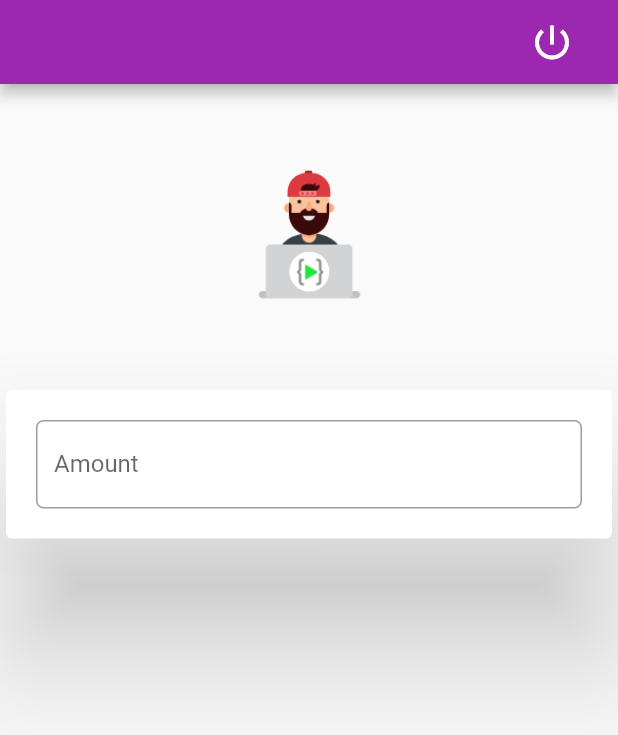
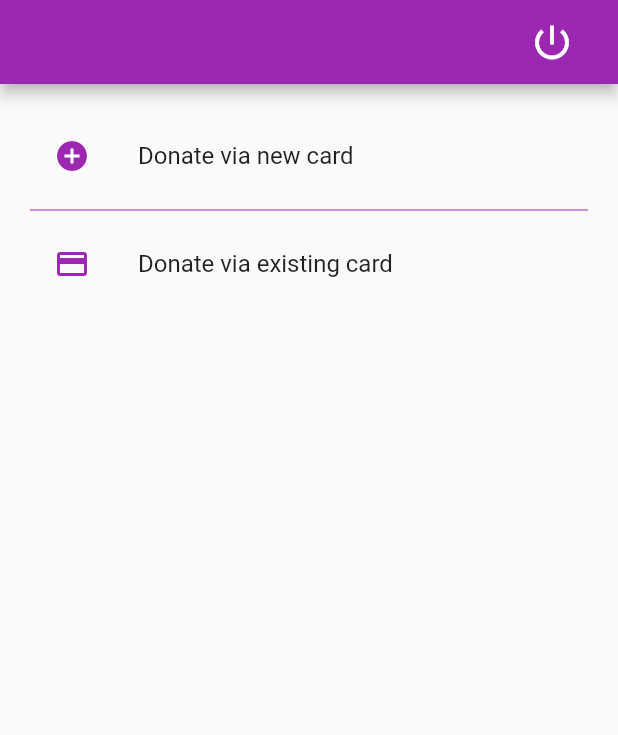
Before and after one commit to Shivank-Mittal/PayStrip, a Flutter app: the screen it shows once a user with an empty profile is signed in, on a phone screen of 412 x 824 dp. Shown: the top 735 px of the screen. Run offline on Flutter 3.47's test engine with Material 2 defaults, Android fonts, the phone set to English and light mode, and no system bars; our stand-ins replace firebase_auth, flutter_credit_card; accounts and stored records are empty.

Commit message:
New Card and Existing card UI ready with succsess message

```diff
--- a/lib/HomePage.dart
+++ b/lib/HomePage.dart
@@ -1,5 +1,6 @@
 import 'package:flutter/material.dart';
 import 'package:firebase_auth/firebase_auth.dart';
+import 'package:payStrip/payment-service.dart';
 
 class HomePage extends StatefulWidget {
   @override
@@ -40,6 +41,29 @@ class _HomePageState extends State<HomePage> {
     _auth.signOut();
   }
 
+  onItemPress(BuildContext context , int index){
+    print('index : ${index.toString()}');
+
+    switch (index) {
+      case 0:
+        var responce = StripeService.payWithNewCard( amount: '200',currency: 'EURO' );
+
+        if(responce.success == true){
+          Scaffold.of(context).showSnackBar(
+            SnackBar(
+              backgroundColor: Colors.green ,
+              content: Text(responce.message),
+              duration: new Duration(milliseconds: 1200),),
+          );
+        }
+        break;
+      case 1:
+        Navigator.pushNamed(context, "/ExistingCards");
+      break;
+      default:
+    }
+  }
+
   @override
   void initState(){
     super.initState();
@@ -67,60 +91,35 @@ class _HomePageState extends State<HomePage> {
         child: Center(
           child: !isSignedIn
           ? CircularProgressIndicator()
-          : Column(
-            children: <Widget>[
-              Container(
-                padding:  EdgeInsets.all(50),
-                child: Image(image: AssetImage("images/logo.png"),
-                width: 100.0,
-                height: 100.0,
-                ),
-              ),
-              Container(
-                child: Card(
-                  elevation: 40,
-                  child: Column(
-                    children: <Widget>[
-                      Container(
-                        padding: EdgeInsets.all(20),
-                        child: SingleChildScrollView(
-                          child:TextFormField(
-                          decoration: InputDecoration(
-                              labelText: 'Amount',
-                              border: OutlineInputBorder(borderRadius: BorderRadius.circular(5.0))
-                            ),
-                          ) ,
-                        ),
-                      )
+          : ListView.separated(
+            padding: EdgeInsets.all(20),
+            itemBuilder: (context,index){
+              Icon icon;
+              Text text;
 
-                    ],
+             switch(index){
+               case 0:
+                  icon = Icon(Icons.add_circle, color: Colors.purple,);
+                  text = Text('Donate via new card');
+                break;
+                 case 1:
+                    icon = Icon(Icons.credit_card, color: Colors.purple,);
+                    text = Text('Donate via existing card');
+                break;
+              }
+              return InkWell(
+                onTap: (){
+                  onItemPress(context,index);
+                },
+                child : ListTile(
+                        title: text,
+                        leading: icon,
                   ),
-                ),
-              )
-              // Container(
-              //   padding: EdgeInsets.all(50.0),
-              //   child: Text(
-              //     "Hello, ${user.displayName}, you are locked in as ${user.email} ",
-              //     style: TextStyle(fontSize: 20.0),
-              //   ),
-              // ),
-              // Container(
-              //   padding: EdgeInsets.all(20),
-              //   child: RaisedButton(
-              //     color: Colors.purple,
-              //     padding: EdgeInsets.fromLTRB(100.0, 20.0, 100.0, 20.0),
-              //     shape: RoundedRectangleBorder(borderRadius: BorderRadius.circular(5.0)),
-              //     onPressed: (){signOut();},
-              //     child: Text('Signout', style: TextStyle(
-              //         color: Colors.white,
-              //         fontSize: 20.0
-              //         ),
-              //     ),
-              //   ),
-
-              // )
-            ],
-          )
+              );
+            },
+            separatorBuilder:(context,index) => Divider(color: Colors.purple,),
+            itemCount: 2
+          ) ,
         ),
       ),
     );
--- a/lib/SignUpPage.dart
+++ b/lib/SignUpPage.dart
@@ -141,12 +141,12 @@ class _SignupPageState extends State<SignupPage> {
                       ),
                       Container(
                         //SignIn Button
-                        padding:  EdgeInsets.fromLTRB(0, 20.0, 0, 40.0),
+                        padding:  EdgeInsets.fromLTRB(0, 20.0, 0, 20.0),
                         child: RaisedButton(
                           padding: EdgeInsets.fromLTRB(100.0, 20.0, 100.0, 20.0),
                           color: Colors.purpleAccent,
                           shape: RoundedRectangleBorder(borderRadius: BorderRadius.circular(5.0)),
-                          child: Text('Sign In',
+                          child: Text('Sign Up',
                                       style: TextStyle(
                                         color: Colors.white,
                                         fontSize: 20.0
@@ -161,7 +161,7 @@ class _SignupPageState extends State<SignupPage> {
 
                         onTap: (){navigateToSigninScreen();},
                         child: Text(
-                          'Create and account?',
+                          'Sign In',
                           textAlign: TextAlign.center,
                           style: TextStyle(fontSize: 16.0),
                         ),
--- a/lib/main.dart
+++ b/lib/main.dart
@@ -1,4 +1,5 @@
 import 'package:flutter/material.dart';
+import 'package:payStrip/ExistingCards.dart';
 import 'HomePage.dart';
 import 'SignInPage.dart';
 import 'SignUpPage.dart';
@@ -17,6 +18,7 @@ class PayStrip extends StatelessWidget {
       routes: <String,WidgetBuilder>{
         "/SignInPage":(BuildContext context) =>SigninPage(),
         "/SignUpPage":(BuildContext context) =>SignupPage(),
+        "/ExistingCards":(BuildContext context) =>ExistingCardsPage(),
 
       },
     );
--- /dev/null
+++ b/lib/payment-service.dart
@@ -0,0 +1,31 @@
+class StripeTransactionResponce {
+  String message;
+  bool success;
+  StripeTransactionResponce({this.message, this.success});
+}
+
+//CHECK: why ({}) this in constructor
+
+
+class StripeService{
+
+  static String apiBaseUrl = 'https://api.stripe.com//v1';
+  static String secret = '';
+
+  static init(){
+
+  }
+
+  static StripeTransactionResponce payViaExistingCard({String amount, String currency, card})
+  {
+    return  StripeTransactionResponce(
+      message : 'transaction Successful',
+      success:true );
+  }
+
+  static StripeTransactionResponce payWithNewCard({String amount, String currency}){
+     return  StripeTransactionResponce(
+      message : 'transaction Successful',
+      success:true );
+  }
+}
--- a/pubspec.yaml
+++ b/pubspec.yaml
@@ -33,6 +33,8 @@ dependencies:
 dev_dependencies:
   flutter_test:
     sdk: flutter
+  flutter_credit_card: ^0.1.3
+  stripe_payment: ^1.0.7
 
 # For information on the generic Dart part of this file, see the
 # following page: https://dart.dev/tools/pub/pubspec
```
Also changed, not shown: lib/ExistingCards.dart (added, +75 -0 lines), pubspec.lock.
